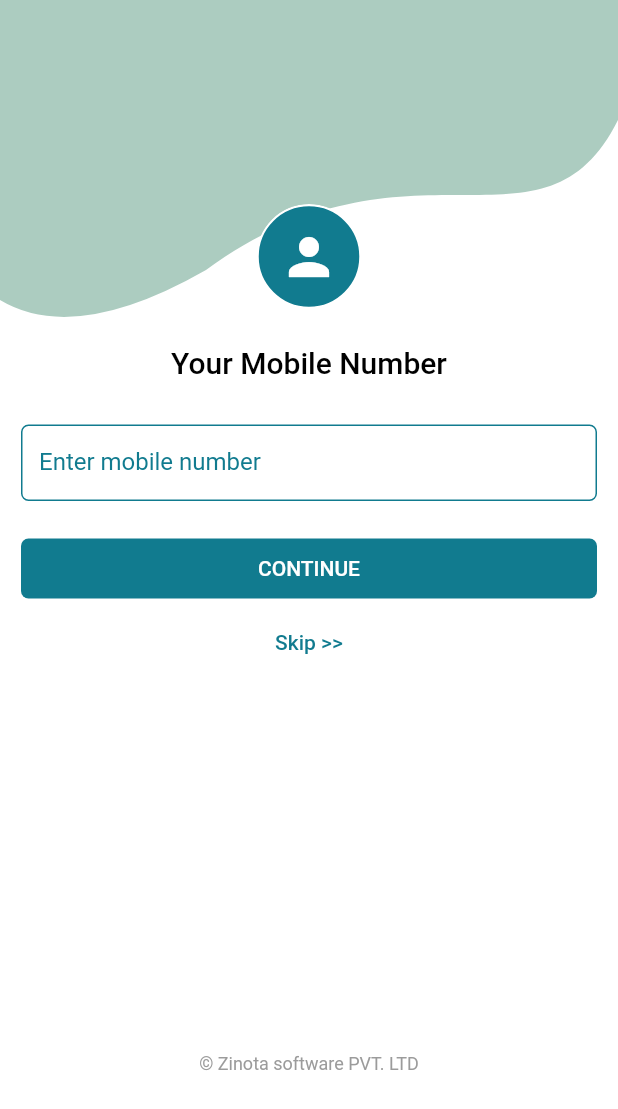
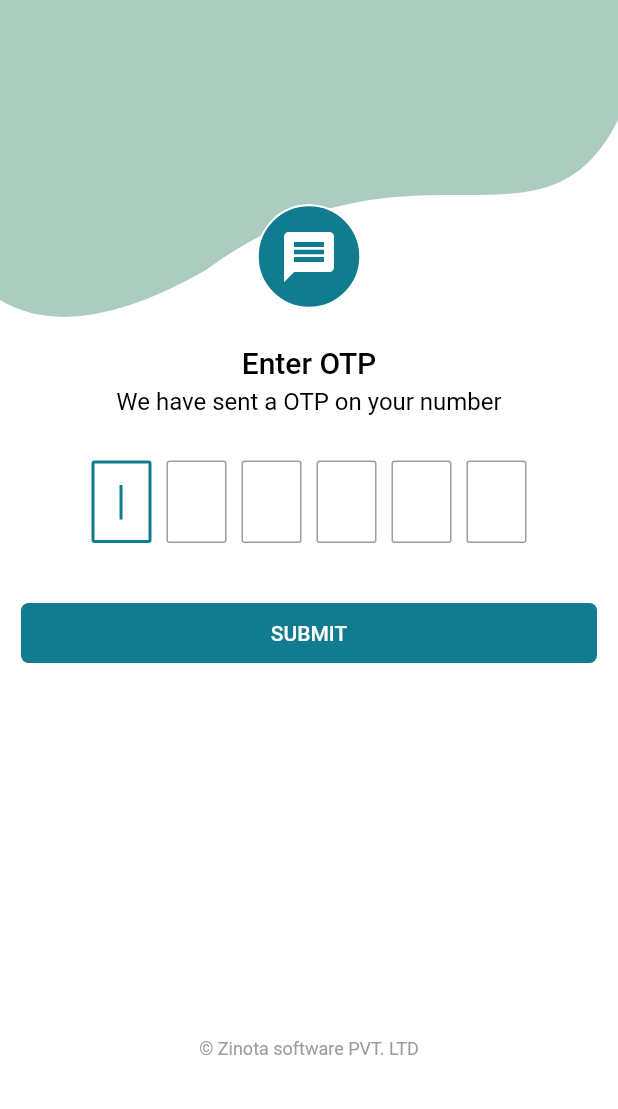
Before and after one commit to ybrut-software/zinotalens, a Flutter app: the screen it shows after launch, after a tap on "CONTINUE", on a phone screen of 412 x 824 dp. Shown: the top 1109 px of the screen. Run offline on Flutter 3.47's test engine with Material 2 defaults, Android fonts, the phone set to English and light mode, and no system bars; our stand-ins replace badges, carousel_slider, dio, flutter_screenutil, retrofit, shared_preferences and 1 more; accounts and stored records are empty; generated files the repository leaves out were written again.

Commit message:
otp ui page

```diff
--- a/lib/pages/login_page.dart
+++ b/lib/pages/login_page.dart
@@ -1,5 +1,7 @@
 import 'package:flutter/material.dart' hide Colors;
+import 'package:flutter/services.dart';
 import 'package:zinotalens/pages/home_page.dart';
+import 'package:zinotalens/pages/otp_page.dart';
 import 'package:zinotalens/widgets/login_custom_clipper.dart';
 import 'package:zinotalens/widgets/login_widgets.dart';
 
@@ -22,7 +24,7 @@ class _LoginPageState extends State<LoginPage> {
           child: Column(
             mainAxisSize: MainAxisSize.min,
             children: [
-              customShape(),
+              customShape(icon: Icons.person),
               Text(
                 "Your Mobile Number",
                 style: TextStyle(
@@ -36,6 +38,10 @@ class _LoginPageState extends State<LoginPage> {
                 child: TextFormField(
                   keyboardType: TextInputType.number,
                   cursorColor: Colors.skyBlue,
+                  minLines: 1,
+                  maxLength: 10,
+                  autofocus: false,
+                  inputFormatters: [FilteringTextInputFormatter.digitsOnly],
                   decoration: InputDecoration(
                     labelText: "Enter mobile number",
                     labelStyle: TextStyle(color: Colors.skyBlue),
@@ -52,13 +58,16 @@ class _LoginPageState extends State<LoginPage> {
                   ),
                 ),
               ),
-              SizedBox(height: 25),
+              SizedBox(height: 20),
               Container(
                 width: double.infinity,
                 height: 40,
                 padding: EdgeInsets.symmetric(horizontal: 14),
                 child: ElevatedButton(
-                  onPressed: () {},
+                  onPressed: () {
+                    Navigator.push(context,
+                        MaterialPageRoute(builder: (context) => OtpPage()));
+                  },
                   child: Text(
                     "CONTINUE",
                     style: TextStyle(color: Colors.white),
--- /dev/null
+++ b/lib/pages/otp_page.dart
@@ -0,0 +1,97 @@
+import 'package:flutter/material.dart' hide Colors;
+import 'package:flutter/services.dart';
+import 'package:zinotalens/widgets/otp_input_widget.dart';
+
+import '../utils/colors.dart';
+import '../widgets/login_widgets.dart';
+
+class OtpPage extends StatefulWidget {
+  OtpPage({Key? key}) : super(key: key);
+
+  @override
+  State<OtpPage> createState() => _OtpPageState();
+}
+
+class _OtpPageState extends State<OtpPage> {
+  final TextEditingController _field1 = TextEditingController();
+  final TextEditingController _field2 = TextEditingController();
+  final TextEditingController _field3 = TextEditingController();
+  final TextEditingController _field4 = TextEditingController();
+  final TextEditingController _field5 = TextEditingController();
+  final TextEditingController _field6 = TextEditingController();
+  @override
+  Widget build(BuildContext context) {
+    return SafeArea(
+      child: Scaffold(
+        backgroundColor: Colors.white,
+        body: SingleChildScrollView(
+          child: Column(
+            mainAxisSize: MainAxisSize.min,
+            children: [
+              customShape(icon: Icons.message),
+              Text(
+                "Enter OTP",
+                style: TextStyle(
+                    fontSize: 20,
+                    fontWeight: FontWeight.w500,
+                    color: Colors.black),
+              ),
+              SizedBox(height: 5),
+              Text(
+                "We have sent a OTP on your number",
+                style: TextStyle(
+                    fontSize: 16,
+                    fontWeight: FontWeight.w400,
+                    color: Colors.black),
+              ),
+              SizedBox(height: 30),
+
+              //otp text field
+              Row(
+                mainAxisSize: MainAxisSize.min,
+                children: [
+                  OtpInputWidget(_field1, true),
+                  OtpInputWidget(_field2, false),
+                  OtpInputWidget(_field3, false),
+                  OtpInputWidget(_field4, false),
+                  OtpInputWidget(_field5, false),
+                  OtpInputWidget(_field6, false),
+                ],
+              ),
+
+              SizedBox(height: 40),
+              Container(
+                width: double.infinity,
+                height: 40,
+                padding: EdgeInsets.symmetric(horizontal: 14),
+                child: ElevatedButton(
+                  onPressed: () {
+                    String otp = _field1.text +
+                        _field2.text +
+                        _field3.text +
+                        _field4.text +
+                        _field5.text +
+                        _field6.text;
+                  },
+                  child: Text(
+                    "SUBMIT",
+                    style: TextStyle(color: Colors.white),
+                  ),
+                  style: ButtonStyle(
+                      shape: MaterialStateProperty.all(RoundedRectangleBorder(
+                          borderRadius: BorderRadius.circular(5))),
+                      backgroundColor:
+                          MaterialStateProperty.all(Colors.skyBlue),
+                      shadowColor:
+                          MaterialStateProperty.all(Colors.transparent)),
+                ),
+              ),
+              SizedBox(height: 250),
+              loginFooter()
+            ],
+          ),
+        ),
+      ),
+    );
+  }
+}
--- a/lib/pages/search_page.dart
+++ b/lib/pages/search_page.dart
@@ -35,6 +35,7 @@ class _SearchPageState extends State<SearchPage> {
             cursorColor: Colors.skyBlue,
             keyboardType: TextInputType.text,
             autofocus: true,
+            textInputAction: TextInputAction.search,
             onChanged: (string) {
               provider.setIsDataLoad = true;
               provider.searchProductsResult(string.trim());
--- a/lib/widgets/login_widgets.dart
+++ b/lib/widgets/login_widgets.dart
@@ -3,7 +3,7 @@ import 'package:flutter/material.dart' hide Colors;
 import '../utils/colors.dart';
 import 'login_custom_clipper.dart';
 
-Widget customShape() => Container(
+Widget customShape({required IconData icon}) => Container(
       height: 230,
       child: Stack(
         children: [
@@ -24,7 +24,7 @@ Widget customShape() => Container(
                     shape: BoxShape.circle,
                     border: Border.all(color: Colors.white, width: 1.5)),
                 child: Center(
-                  child: Icon(Icons.person, color: Colors.white, size: 40),
+                  child: Icon(icon, color: Colors.white, size: 40),
                 ),
               ),
             ),
--- /dev/null
+++ b/lib/widgets/otp_input_widget.dart
@@ -0,0 +1,41 @@
+import 'package:flutter/material.dart' hide Colors;
+import 'package:flutter/services.dart';
+
+import '../utils/colors.dart';
+
+class OtpInputWidget extends StatelessWidget {
+  final TextEditingController controller;
+  final bool autofocus;
+  const OtpInputWidget(this.controller, this.autofocus, {Key? key})
+      : super(key: key);
+
+  @override
+  Widget build(BuildContext context) {
+    return Padding(
+      padding: EdgeInsets.symmetric(horizontal: 5),
+      child: SizedBox(
+        width: 40,
+        child: TextField(
+          maxLines: 1,
+          autofocus: autofocus,
+          controller: controller,
+          textAlign: TextAlign.center,
+          maxLength: 1,
+          style: TextStyle(fontSize: 20, fontWeight: FontWeight.w600),
+          textInputAction: TextInputAction.next,
+          keyboardType: TextInputType.number,
+          inputFormatters: [FilteringTextInputFormatter.digitsOnly],
+          onChanged: (value) {
+            if (value.length == 1) FocusScope.of(context).nextFocus();
+          },
+          decoration: InputDecoration(
+              counterText: "",
+              isDense: true,
+              border: OutlineInputBorder(
+                  borderRadius: BorderRadius.circular(2),
+                  borderSide: BorderSide(color: Colors.skyBlue))),
+        ),
+      ),
+    );
+  }
+}
--- a/pubspec.yaml
+++ b/pubspec.yaml
@@ -3,7 +3,7 @@ description: A new Flutter project.
 
 # The following line prevents the package from being accidentally published to
 # pub.dev using `flutter pub publish`. This is preferred for private packages.
-publish_to: 'none' # Remove this line if you wish to publish to pub.dev
+publish_to: "none" # Remove this line if you wish to publish to pub.dev
 
 # The following defines the version and build number for your application.
 # A version number is three numbers separated by dots, like 1.2.43
@@ -29,7 +29,6 @@ environment:
 dependencies:
   flutter:
     sdk: flutter
-
 
   # The following adds the Cupertino Icons font to your application.
   # Use with the CupertinoIcons class for iOS style icons.
@@ -63,7 +62,6 @@ dev_dependencies:
 
 # The following section is specific to Flutter packages.
 flutter:
-
   # The following line ensures that the Material Icons font is
   # included with your application, so that you can use the icons in
   # the material Icons class.
```
